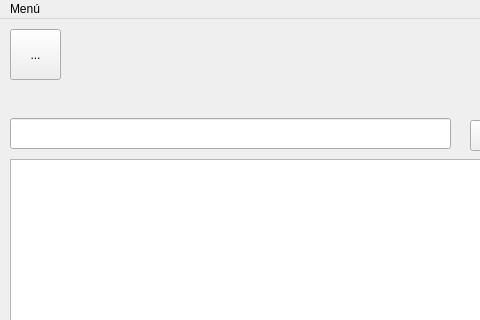
Above: msc_tec_prog_activities/Act_4_1/MSC26_4_1_GARCIA_ALBERTO/ui/Main_Window.ui from B33THO/msc2026 before the change; both pictures show x 0 to 480 and y 0 to 320 of the 836 by 527 pixel window. Below: the same form after it.
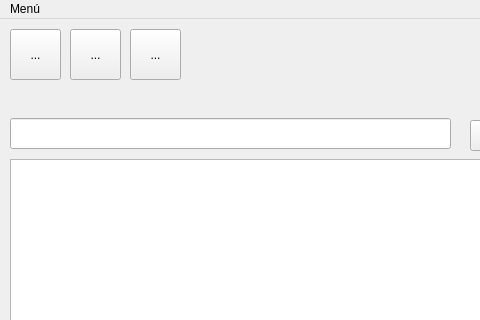
That is the form after the change. Icons and pictures are not drawn.

Patch:
```diff
--- a/msc_tec_prog_activities/Act_4_1/MSC26_4_1_GARCIA_ALBERTO/ui/Main_Window.ui
+++ b/msc_tec_prog_activities/Act_4_1/MSC26_4_1_GARCIA_ALBERTO/ui/Main_Window.ui
@@ -66,6 +66,46 @@
        <normaloff>../icons/logout_24dp.svg</normaloff>../icons/logout_24dp.svg</iconset>
      </property>
     </widget>
+    <widget class="QToolButton" name="btn_import">
+     <property name="geometry">
+      <rect>
+       <x>60</x>
+       <y>10</y>
+       <width>51</width>
+       <height>51</height>
+      </rect>
+     </property>
+     <property name="toolTip">
+      <string>Importar datos desde archivo</string>
+     </property>
+     <property name="text">
+      <string>...</string>
+     </property>
+     <property name="icon">
+      <iconset>
+       <normaloff>../icons/file_save_24dp.svg</normaloff>../icons/file_save_24dp.svg</iconset>
+     </property>
+    </widget>
+    <widget class="QToolButton" name="btn_export">
+     <property name="geometry">
+      <rect>
+       <x>120</x>
+       <y>10</y>
+       <width>51</width>
+       <height>51</height>
+      </rect>
+     </property>
+     <property name="toolTip">
+      <string>Exportar datos</string>
+     </property>
+     <property name="text">
+      <string>...</string>
+     </property>
+     <property name="icon">
+      <iconset>
+       <normaloff>../icons/file_export_24dp.svg</normaloff>../icons/file_export_24dp.svg</iconset>
+     </property>
+    </widget>
    </widget>
    <widget class="QTableView" name="tv_clients_table">
     <property name="geometry">
```
